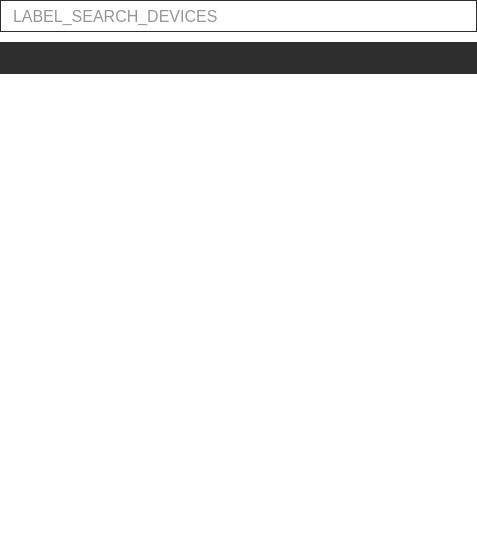
Before: the Qt Designer form parsec/core/gui/forms/devices_widget.ui in Scille/parsec-cloud, drawn with Qt 5.
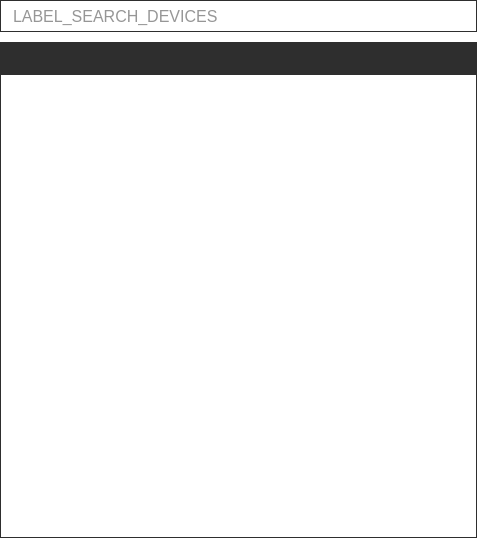
After: the same form once the commit is applied. Icons and pictures are not drawn.

Commit message: [GUI] Fixed error messages and style

Patch:
```diff
--- a/parsec/core/gui/forms/devices_widget.ui
+++ b/parsec/core/gui/forms/devices_widget.ui
@@ -105,7 +105,7 @@
      <item>
       <widget class="QScrollArea" name="scroll_area">
        <property name="styleSheet">
-        <string notr="true">background-color: rgb(255, 255, 255);</string>
+        <string notr="true"/>
        </property>
        <property name="frameShape">
         <enum>QFrame::NoFrame</enum>
@@ -122,7 +122,7 @@
        <property name="widgetResizable">
         <bool>true</bool>
        </property>
-       <widget class="QWidget" name="scrollAreaWidgetContents_2">
+       <widget class="QWidget" name="widget_content">
         <property name="geometry">
          <rect>
           <x>0</x>
@@ -131,6 +131,13 @@
           <height>450</height>
          </rect>
         </property>
+        <property name="styleSheet">
+         <string notr="true">#widget_content
+{
+background-color: rgb(255, 255, 255);
+border: 1px solid rgb(46, 46, 46);
+}</string>
+        </property>
         <layout class="QVBoxLayout" name="verticalLayout_4">
          <item>
           <layout class="QGridLayout" name="layout_devices"/>
```
The commit also changes 8 other files.
